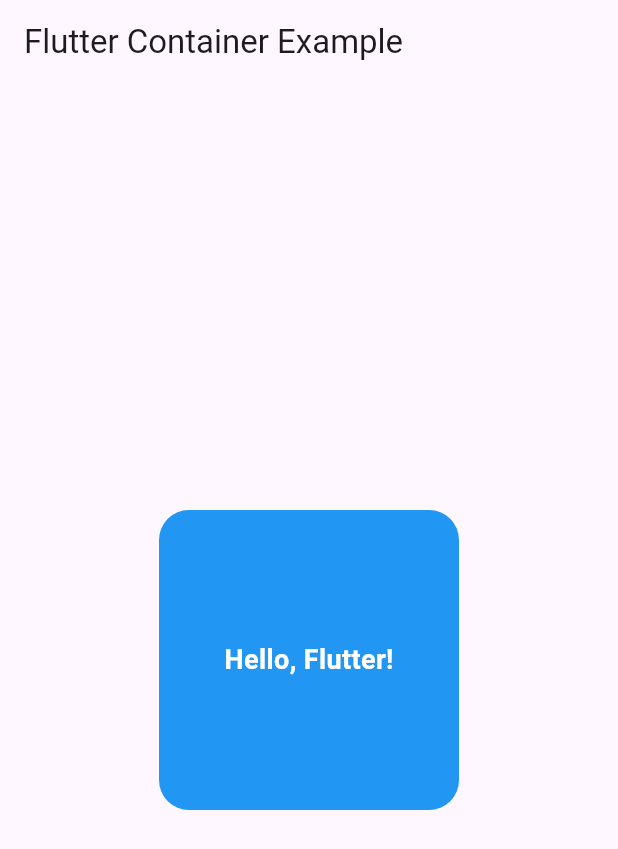
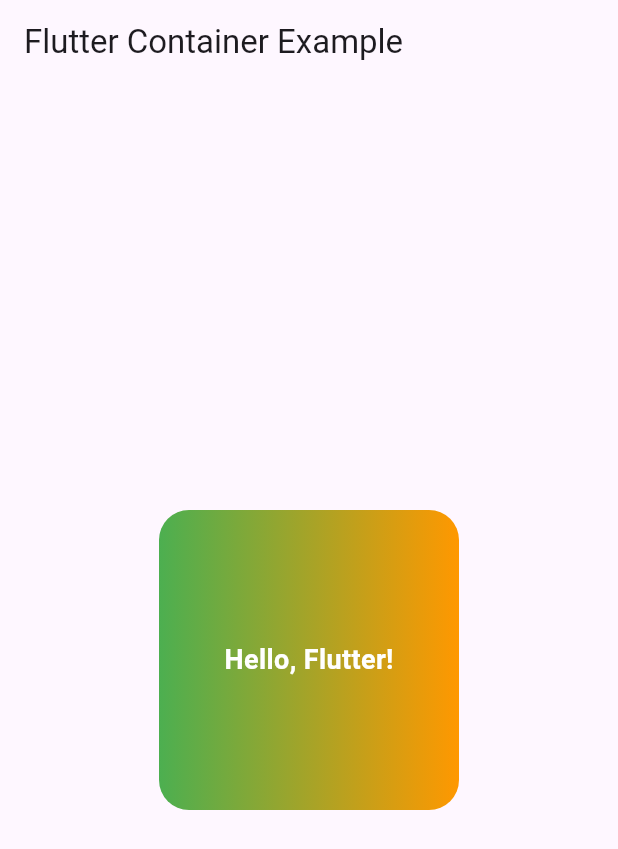
Before and after one commit to errorsproducation/Flutter_Learning, a Flutter app: the screen it shows after launch, on a phone screen of 412 x 824 dp. Shown: the top 849 px of the screen. Run offline on Flutter 3.47's test engine with Material 3 defaults, Android fonts, the phone set to English and light mode, and no system bars.

Commit message:
Please open the main.dart file and explore the containers property

```diff
--- a/lib/main.dart
+++ b/lib/main.dart
@@ -18,6 +18,8 @@ class MyApp extends StatelessWidget {
             height: 200.0,
             decoration: BoxDecoration(
               color: Colors.blue,
+              shape: BoxShape.rectangle,
+              gradient: LinearGradient(colors: [Colors.green,Colors.orange]),
               borderRadius: BorderRadius.circular(20.0),
             ),
             alignment: Alignment.center,
```
